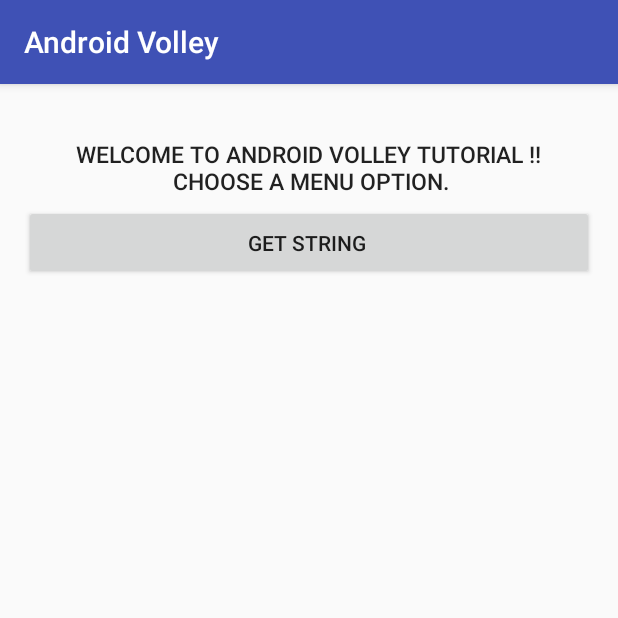
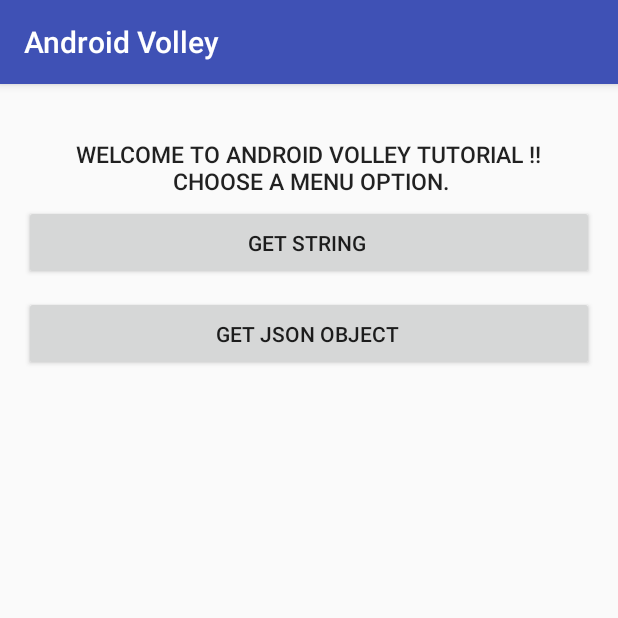
Before and after one commit to arnugroho/Android-Volley, an Android app: the screen it shows after launch (MainActivity), on a phone screen of 412 x 824 dp, the top half of it. Run offline under Robolectric (Android 15) with nearby library versions, the phone set to English and light mode, and no system bars; our stand-ins replace Volley.

Commit message:
add get json object

```diff
--- a/app/src/main/java/com/arnugroho/androidvolley/MainActivity.java
+++ b/app/src/main/java/com/arnugroho/androidvolley/MainActivity.java
@@ -15,21 +15,24 @@ import android.widget.TextView;
 import com.android.volley.Response;
 import com.android.volley.VolleyError;
 import com.android.volley.VolleyLog;
+import com.android.volley.toolbox.JsonObjectRequest;
 import com.android.volley.toolbox.StringRequest;
+
+import org.json.JSONObject;
 
 public class MainActivity extends AppCompatActivity {
 
     private static final String IMAGE_REQUEST_URL = "http://androidtutorialpoint.com/api/lg_nexus_5x";
     private static final String STRING_REQUEST_URL = "https://androidtutorialpoint.com/api/volleyString";
-    private static final String JSON_OBJECT_REQUEST_URL = "http://androidtutorialpoint.com/api/volleyJsonObject";
-    private static final String JSON_ARRAY_REQUEST_URL = "http://androidtutorialpoint.com/api/volleyJsonArray";
+    private static final String JSON_OBJECT_REQUEST_URL = "https://androidtutorialpoint.com/api/volleyJsonObject";
+    private static final String JSON_ARRAY_REQUEST_URL = "https://androidtutorialpoint.com/api/volleyJsonArray";
 
     ProgressDialog progressDialog;
     private static final String TAG = "MainActivity";
     private Button stringRequestButton;
-    private Button JsonObjectRequestButton;
-    private Button JsonArrayRequestButton;
-    private Button ImageRequestButton;
+    private Button jsonObjectRequestButton;
+    private Button jsonArrayRequestButton;
+    private Button imageRequestButton;
     private View showDialogView;
     private TextView outputTextView;
     private ImageView outputImageView;
@@ -42,8 +45,8 @@ public class MainActivity extends AppCompatActivity {
         progressDialog = new ProgressDialog(this);
 
         stringRequestButton = (Button)findViewById(R.id.button_get_string);
-        /*JsonObjectRequestButton = (Button)findViewById(R.id.button_get_Json_object);
-        JsonArrayRequestButton = (Button)findViewById(R.id.button_get_Json_array);
+        jsonObjectRequestButton = (Button)findViewById(R.id.button_get_Json_object);
+        /*JsonArrayRequestButton = (Button)findViewById(R.id.button_get_Json_array);
         ImageRequestButton = (Button)findViewById(R.id.button_get_image);*/
 
         stringRequestButton.setOnClickListener(new View.OnClickListener() {
@@ -52,6 +55,14 @@ public class MainActivity extends AppCompatActivity {
                 volleyStringRequst(STRING_REQUEST_URL);
             }
         });
+
+        jsonObjectRequestButton.setOnClickListener(new View.OnClickListener() {
+            @Override
+            public void onClick(View v) {
+                volleyJsonObjectRequest(JSON_OBJECT_REQUEST_URL);
+            }
+        });
+
     }
 
     public void volleyStringRequst(String url){
@@ -91,4 +102,45 @@ public class MainActivity extends AppCompatActivity {
         // Adding String request to request queue
         AppSingleton.getInstance(getApplicationContext()).addToRequestQueue(strReq, REQUEST_TAG);
     }
+
+    public void volleyJsonObjectRequest(String url){
+
+        String  REQUEST_TAG = "com.androidtutorialpoint.volleyJsonObjectRequest";
+        progressDialog.setMessage("Loading...");
+        progressDialog.show();
+
+        JsonObjectRequest jsonObjectReq = new JsonObjectRequest(url, null,
+                new Response.Listener<JSONObject>() {
+                    @Override
+                    public void onResponse(JSONObject response) {
+                        Log.d(TAG, response.toString());
+
+                        LayoutInflater li = LayoutInflater.from(MainActivity.this);
+                        showDialogView = li.inflate(R.layout.show_dialog, null);
+                        outputTextView = (TextView)showDialogView.findViewById(R.id.text_view_dialog);
+                        AlertDialog.Builder alertDialogBuilder = new AlertDialog.Builder(MainActivity.this);
+                        alertDialogBuilder.setView(showDialogView);
+                        alertDialogBuilder
+                                .setPositiveButton("OK", new DialogInterface.OnClickListener() {
+                                    public void onClick(DialogInterface dialog, int id) {
+                                    }
+                                })
+                                .setCancelable(false)
+                                .create();
+                        outputTextView.setText(response.toString());
+                        alertDialogBuilder.show();
+                        progressDialog.hide();
+
+                    }
+                }, new Response.ErrorListener() {
+            @Override
+            public void onErrorResponse(VolleyError error) {
+                VolleyLog.d(TAG, "Error: " + error.getMessage());
+                progressDialog.hide();
+            }
+        });
+
+        // Adding JsonObject request to request queue
+        AppSingleton.getInstance(getApplicationContext()).addToRequestQueue(jsonObjectReq,REQUEST_TAG);
+    }
 }
--- a/app/src/main/res/layout/activity_main.xml
+++ b/app/src/main/res/layout/activity_main.xml
@@ -28,4 +28,12 @@
         android:layout_width="match_parent"
         android:layout_height="50dp"
         android:text="Get String "/>
+
+    <Button
+        android:id="@+id/button_get_Json_object"
+        android:layout_marginTop="5dp"
+        android:layout_marginBottom="5dp"
+        android:layout_width="match_parent"
+        android:layout_height="50dp"
+        android:text="Get Json Object "/>
 </LinearLayout>
```
